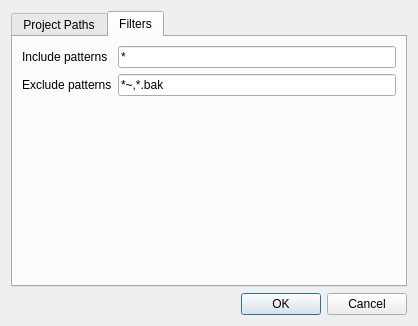
This is settings.ui in mtorromeo/kate-plugin-fuzzyopen as Qt 5 draws it before an edit. The edited form follows.
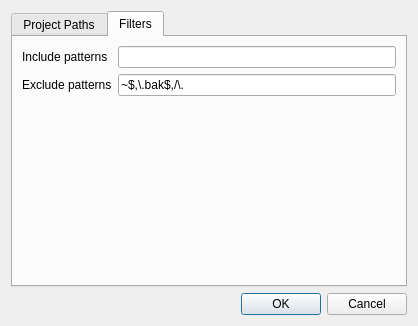
This is the edited form. The open tabs and pages were chosen to show the change.

Commit message: Modified default filters

Patch:
```diff
--- a/settings.ui
+++ b/settings.ui
@@ -80,7 +80,7 @@
        <item row="1" column="1">
         <widget class="QLineEdit" name="txtIncludePatterns">
          <property name="text">
-          <string>*</string>
+          <string></string>
          </property>
         </widget>
        </item>
@@ -94,7 +94,7 @@
        <item row="3" column="1">
         <widget class="QLineEdit" name="txtExcludePatterns">
          <property name="text">
-          <string>*~,*.bak</string>
+          <string>~$,\.bak$,/\.</string>
          </property>
         </widget>
        </item>
```
